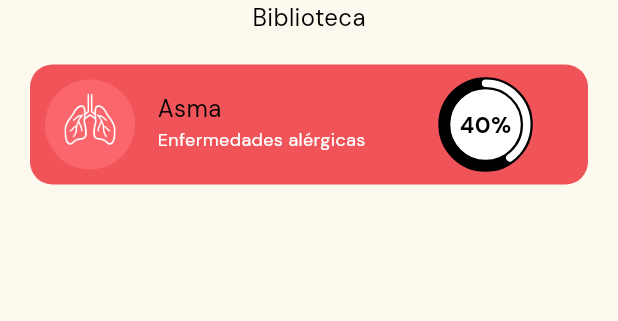
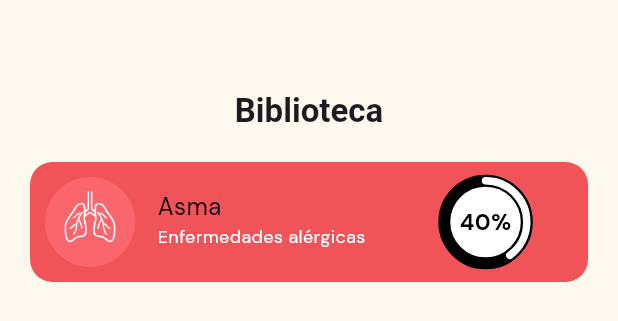
Before and after one commit to Chachitos/pocket-pedia, a Flutter app: the LibraryPage widget shown alone on an empty page, opened directly, on a phone screen of 412 x 824 dp. Shown: the top 321 px of the screen. Run offline on Flutter 3.47's test engine with Material 3 defaults, Android fonts, the phone set to English and light mode, and no system bars; drawn by our look-alikes of percent_indicator; our stand-ins replace google_fonts, persistent_bottom_nav_bar; network calls fail.

Commit message:
biblioteca 50%

```diff
--- a/lib/pages/main/library_page.dart
+++ b/lib/pages/main/library_page.dart
@@ -19,7 +19,13 @@ class _LibraryPageState extends State<LibraryPage> {
         child: Center(
             child: Column(
       children: [
-        Text('Biblioteca'),
+        Padding(
+          padding: const EdgeInsets.only(top: 60),
+          child: Text(
+            'Biblioteca',
+            style: textTheme.titleLarge?.copyWith(fontWeight: FontWeight.bold),
+          ),
+        ),
         FavoritesLibraryState(
           ilness: 'Asma',
         )
```
